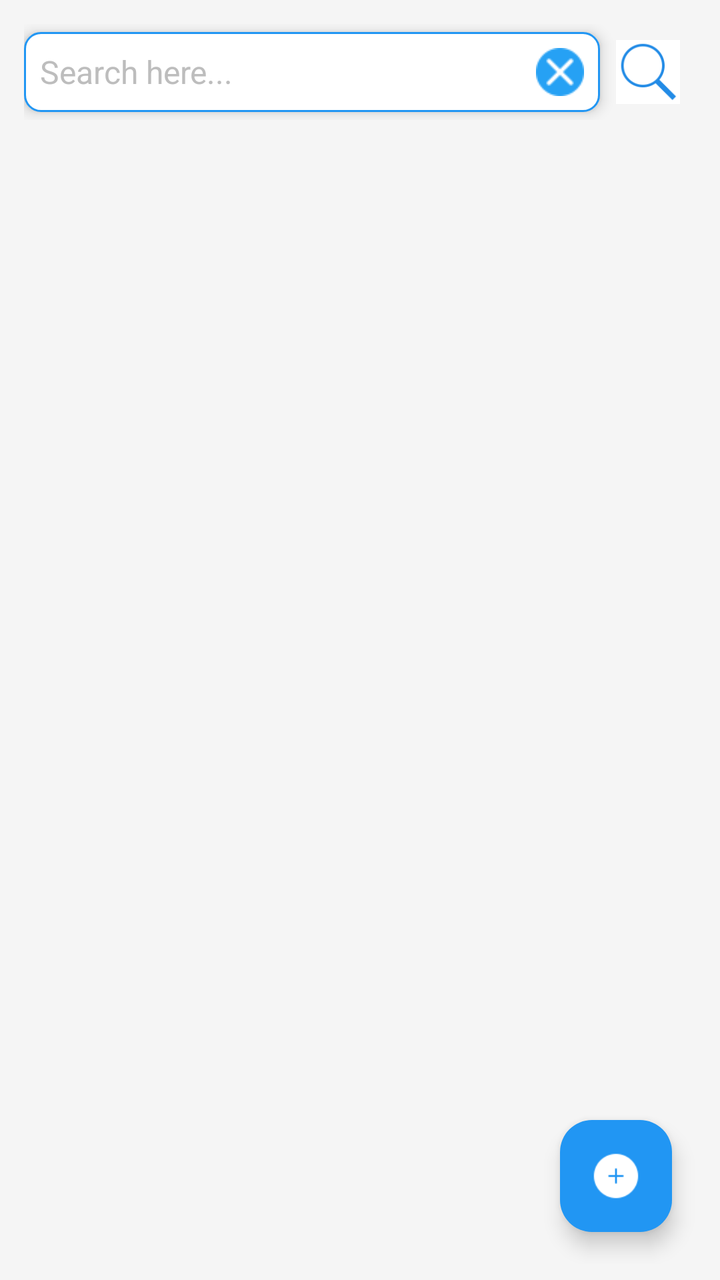
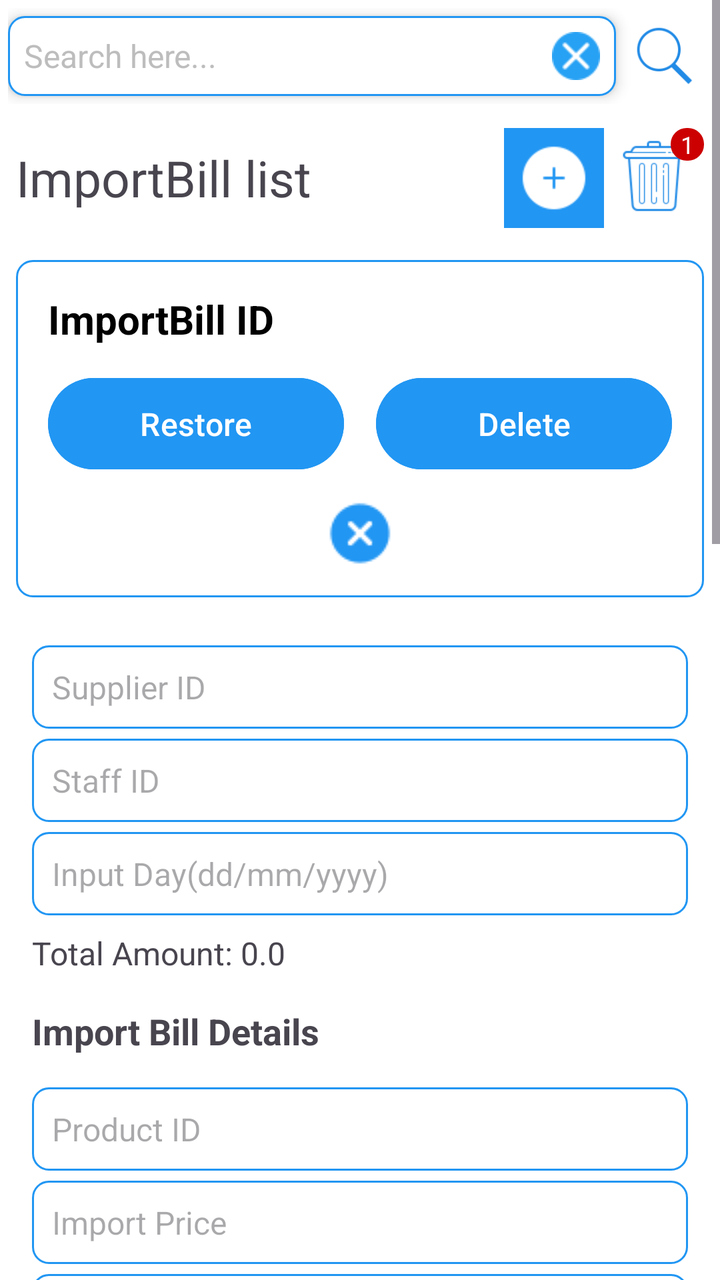

An Android layout rendered at two revisions. The XML below is the earlier revision; the diff shows what the commit changed to produce the second picture.
<!-- AndroidManifest.xml: application theme Theme.BasicMobileProgramingProject -->
<!-- res/layout/activity_import_bill.xml -->
<?xml version="1.0" encoding="utf-8"?>
<LinearLayout xmlns:android="http://schemas.android.com/apk/res/android"
    xmlns:app="http://schemas.android.com/apk/res-auto"
    android:layout_width="match_parent"
    android:layout_height="match_parent"
    android:background="@color/lightGray"
    android:orientation="vertical"
    android:padding="8dp">

    <LinearLayout
        android:id="@+id/layout_search_bar"
        android:layout_width="match_parent"
        android:layout_height="wrap_content"
        android:gravity="center"
        android:padding="4dp">

        <LinearLayout
            android:layout_width="wrap_content"
            android:layout_height="wrap_content"
            android:layout_weight="1"
            android:background="@drawable/rounded_edittext"
            android:elevation="4dp"
            android:gravity="center_vertical"
            android:padding="8dp">

            <EditText
                android:id="@+id/edtSearch"
                android:layout_width="0dp"
                android:layout_height="wrap_content"
                android:layout_weight="1"
                android:background="@android:color/transparent"
                android:hint="Search here..."
                android:imeOptions="actionSearch"
                android:inputType="text"
                android:textColor="@color/black"
                android:textColorHint="#BDBDBD"
                android:textSize="16sp" />

            <ImageView
                android:id="@+id/btnClear"
                android:layout_width="24dp"
                android:layout_height="24dp"
                android:layout_marginStart="8dp"
                android:src="@drawable/icon_cancel" />
        </LinearLayout>

        <ImageButton
            android:id="@+id/btnSearch"
            android:layout_width="32dp"
            android:layout_height="32dp"
            android:layout_gravity="center"
            android:layout_margin="8dp"
            android:adjustViewBounds="true"
            android:background="@color/white"
            android:scaleType="centerInside"
            android:src="@drawable/icon_search_blue" />
    </LinearLayout>

    
    <androidx.recyclerview.widget.RecyclerView
        android:id="@+id/rvImportBills"
        android:layout_width="match_parent"
        android:layout_height="0dp"
        android:layout_weight="1"
        android:clipToPadding="false"
        android:padding="8dp" />

    
    <com.google.android.material.floatingactionbutton.FloatingActionButton
        android:id="@+id/fabAddImportBill"
        android:layout_width="wrap_content"
        android:layout_height="wrap_content"
        android:layout_gravity="end|bottom"
        android:layout_margin="16dp"
        android:contentDescription="Add import bill"
        android:src="@drawable/icon_add_white"
        app:backgroundTint="@color/blue"
        app:layout_constraintBottom_toBottomOf="parent"
        app:layout_constraintEnd_toEndOf="parent"
        app:tint="@color/white" />
</LinearLayout>
<!-- resources referenced by this layout -->
<resources>
  <color name="black">#FF000000</color>
  <color name="blue">#2196F3</color>
  <color name="lightGray">#F5F5F5</color>
  <color name="white">#FFFFFFFF</color>
  <!-- drawable icon_add_white: png bitmap (drawable, 612 bytes) -->
  <!-- drawable icon_cancel: png bitmap (drawable, 1142 bytes) -->
  <!-- drawable icon_search_blue: png bitmap (drawable, 1896 bytes) -->
  <!-- drawable rounded_edittext (drawable) -->
  <?xml version="1.0" encoding="utf-8"?>
  <shape xmlns:android="http://schemas.android.com/apk/res/android">
      <solid android:color="@color/white" />
      <corners android:radius="8dp" />
      <stroke
          android:width="1dp"
          android:color="@color/blue" />
  </shape>
  <style name="Theme.BasicMobileProgramingProject" parent="Base.Theme.BasicMobileProgramingProject" />
  <style name="Base.Theme.BasicMobileProgramingProject" parent="Theme.Material3.DayNight.NoActionBar">
          
          
      </style>
</resources>

<!-- the commit's change to res/layout/activity_import_bill.xml (unified diff, before → after) -->
@@ -3,79 +3,475 @@
     xmlns:app="http://schemas.android.com/apk/res-auto"
     android:layout_width="match_parent"
     android:layout_height="match_parent"
-    android:background="@color/lightGray"
-    android:orientation="vertical"
-    android:padding="8dp">
-
-    <LinearLayout
-        android:id="@+id/layout_search_bar"
+    android:background="@color/white"
+    android:orientation="vertical">
+
+    <ScrollView
         android:layout_width="match_parent"
-        android:layout_height="wrap_content"
-        android:gravity="center"
-        android:padding="4dp">
+        android:layout_height="wrap_content">
 
         <LinearLayout
-            android:layout_width="wrap_content"
+            android:layout_width="match_parent"
             android:layout_height="wrap_content"
-            android:layout_weight="1"
-            android:background="@drawable/rounded_edittext"
-            android:elevation="4dp"
-            android:gravity="center_vertical"
-            android:padding="8dp">
-
-            <EditText
-                android:id="@+id/edtSearch"
-                android:layout_width="0dp"
-                android:layout_height="wrap_content"
-                android:layout_weight="1"
-                android:background="@android:color/transparent"
-                android:hint="Search here..."
-                android:imeOptions="actionSearch"
-                android:inputType="text"
-                android:textColor="@color/black"
-                android:textColorHint="#BDBDBD"
-                android:textSize="16sp" />
-
-            <ImageView
-                android:id="@+id/btnClear"
-                android:layout_width="24dp"
-                android:layout_height="24dp"
-                android:layout_marginStart="8dp"
-                android:src="@drawable/icon_cancel" />
+            android:orientation="vertical">
+
+            <LinearLayout
+                android:layout_width="match_parent"
+                android:layout_height="wrap_content"
+                android:gravity="center"
+                android:padding="4dp">
+
+                <LinearLayout
+                    android:layout_width="wrap_content"
+                    android:layout_height="wrap_content"
+                    android:layout_weight="1"
+                    android:background="@drawable/rounded_edittext"
+                    android:elevation="4dp"
+                    android:gravity="center_vertical"
+                    android:padding="8dp">
+
+                    <EditText
+                        android:id="@+id/edtSearch"
+                        android:layout_width="0dp"
+                        android:layout_height="wrap_content"
+                        android:layout_weight="1"
+                        android:background="@android:color/transparent"
+                        android:hint="Search here..."
+                        android:imeOptions="actionSearch"
+                        android:inputType="text"
+                        android:textColor="@color/black"
+                        android:textColorHint="#BDBDBD"
+                        android:textSize="16sp" />
+
+                    <ImageView
+                        android:id="@+id/btnClear"
+                        android:layout_width="24dp"
+                        android:layout_height="24dp"
+                        android:layout_marginStart="8dp"
+                        android:src="@drawable/icon_cancel" />
+                </LinearLayout>
+
+                <ImageButton
+                    android:id="@+id/btnSearch"
+                    android:layout_width="32dp"
+                    android:layout_height="32dp"
+                    android:layout_gravity="center"
+                    android:layout_margin="8dp"
+                    android:adjustViewBounds="true"
+                    android:background="@color/white"
+                    android:scaleType="centerInside"
+                    android:src="@drawable/icon_search_blue" />
+            </LinearLayout>
+
+            <LinearLayout
+                android:layout_width="match_parent"
+                android:layout_height="wrap_content"
+                android:gravity="center"
+                android:orientation="horizontal"
+                android:padding="8dp">
+
+                <TextView
+                    android:id="@+id/textView12"
+                    android:layout_width="wrap_content"
+                    android:layout_height="wrap_content"
+                    android:layout_weight="1"
+                    android:text="ImportBill list"
+                    android:textSize="25dp" />
+
+                <ImageButton
+                    android:id="@+id/btnTurnOnBlockAddImportBill"
+                    android:layout_width="50dp"
+                    android:layout_height="50dp"
+                    android:layout_gravity="center"
+                    android:adjustViewBounds="true"
+                    android:background="@color/blue"
+                    android:padding="8dp"
+                    android:scaleType="centerInside"
+                    android:src="@drawable/icon_add_white" />
+
+                <FrameLayout
+                    android:layout_width="wrap_content"
+                    android:layout_height="wrap_content">
+
+                    <ImageButton
+                        android:id="@+id/btnTurnOnBlockDeleteImportBill"
+                        android:layout_width="50dp"
+                        android:layout_height="wrap_content"
+                        android:layout_gravity="center"
+                        android:adjustViewBounds="true"
+                        android:background="@color/white"
+                        android:padding="0dp"
+                        android:scaleType="centerInside"
+                        android:src="@drawable/icon_delete_blue" />
+
+                    <TextView
+                        android:id="@+id/badgeNumberOfImportBillsDeleted"
+                        android:layout_width="wrap_content"
+                        android:layout_height="wrap_content"
+                        android:layout_gravity="end|top"
+                        android:background="@drawable/circle_cart"
+                        android:paddingLeft="5dp"
+                        android:paddingRight="5dp"
+                        android:text="1"
+                        android:textColor="@android:color/white"
+                        android:textSize="12sp" />
+                </FrameLayout>
+            </LinearLayout>
+
+            <LinearLayout
+                android:id="@+id/linearLayoutDeleteAndRestoreImportBill"
+                android:layout_width="match_parent"
+                android:layout_height="wrap_content"
+                android:orientation="vertical">
+
+                <LinearLayout
+                    android:id="@+id/linearLayoutDeletedImportBillDetail"
+                    android:layout_width="match_parent"
+                    android:layout_height="match_parent"
+                    android:layout_margin="8dp"
+                    android:background="@drawable/rounded_edittext"
+                    android:orientation="vertical"
+                    android:padding="16dp">
+
+                    <TextView
+                        android:id="@+id/txtDeletedImportBillId"
+                        android:layout_width="match_parent"
+                        android:layout_height="wrap_content"
+                        android:layout_marginBottom="12dp"
+                        android:text="ImportBill ID"
+                        android:textColor="@color/black"
+                        android:textSize="20sp"
+                        android:textStyle="bold" />
+
+                    <LinearLayout
+                        android:layout_width="match_parent"
+                        android:layout_height="wrap_content"
+                        android:gravity="center"
+                        android:orientation="horizontal"
+                        android:weightSum="2">
+
+                        <Button
+                            android:id="@+id/btnRestoreImportBill"
+                            android:layout_width="0dp"
+                            android:layout_height="wrap_content"
+                            android:layout_marginEnd="8dp"
+                            android:layout_weight="1"
+                            android:backgroundTint="@color/blue"
+                            android:padding="12dp"
+                            android:text="Restore"
+                            android:textAllCaps="false"
+                            android:textColor="@android:color/white"
+                            android:textSize="16sp" />
+
+                        <Button
+                            android:id="@+id/btnDeleteActualImportBill"
+                            android:layout_width="0dp"
+                            android:layout_height="wrap_content"
+                            android:layout_marginStart="8dp"
+                            android:layout_weight="1"
+                            android:backgroundTint="@color/blue"
+                            android:padding="12dp"
+                            android:text="Delete"
+                            android:textAllCaps="false"
+                            android:textColor="@android:color/white"
+                            android:textSize="16sp" />
+                    </LinearLayout>
+
+                    <ImageView
+                        android:id="@+id/btnCancel"
+                        android:layout_width="wrap_content"
+                        android:layout_height="wrap_content"
+                        android:layout_gravity="center_horizontal"
+                        android:layout_marginTop="12dp"
+                        android:background="@drawable/icon_close"
+                        android:backgroundTint="@color/blue" />
+
+                </LinearLayout>
+
+                <androidx.recyclerview.widget.RecyclerView
+                    android:id="@+id/recyclerViewImportBillHasBeenDeleted"
+                    android:layout_width="match_parent"
+                    android:layout_height="wrap_content"
+                    android:orientation="horizontal" />
+
+            </LinearLayout>
+
+            <LinearLayout
+                android:id="@+id/linearLayoutAddAndEditImportBill"
+                android:layout_width="match_parent"
+                android:layout_height="wrap_content"
+                android:orientation="vertical"
+                android:padding="16dp">
+
+                <ScrollView
+                    android:layout_width="match_parent"
+                    android:layout_height="match_parent">
+
+                    <LinearLayout
+                        android:layout_width="match_parent"
+                        android:layout_height="wrap_content"
+                        android:orientation="vertical">
+
+                        <EditText
+                            android:id="@+id/edtSupplierId"
+                            android:layout_width="match_parent"
+                            android:layout_height="wrap_content"
+                            android:layout_marginBottom="5dp"
+                            android:background="@drawable/rounded_edittext"
+                            android:hint="Supplier ID"
+                            android:padding="10dp"
+                            android:textSize="16sp" />
+
+                        <EditText
+                            android:id="@+id/edtStaffId"
+                            android:layout_width="match_parent"
+                            android:layout_height="wrap_content"
+                            android:layout_marginBottom="5dp"
+                            android:background="@drawable/rounded_edittext"
+                            android:hint="Staff ID"
+                            android:padding="10dp"
+                            android:textSize="16sp" />
+
+                        <EditText
+                            android:id="@+id/edtInputDay"
+                            android:layout_width="match_parent"
+                            android:layout_height="wrap_content"
+                            android:background="@drawable/rounded_edittext"
+                            android:hint="Input Day(dd/mm/yyyy)"
+                            android:padding="10dp"
+                            android:textSize="16sp" />
+
+                        <TextView
+                            android:id="@+id/tvTotalAmount"
+                            android:layout_width="match_parent"
+                            android:layout_height="wrap_content"
+                            android:layout_marginTop="8dp"
+                            android:text="Total Amount: 0.0"
+                            android:textSize="16sp" />
+
+                        <TextView
+                            android:layout_width="match_parent"
+                            android:layout_height="wrap_content"
+                            android:layout_marginTop="16dp"
+                            android:text="Import Bill Details"
+                            android:textSize="18sp"
+                            android:textStyle="bold" />
+
+                        <androidx.recyclerview.widget.RecyclerView
+                            android:id="@+id/recyclerViewImportBillDetail"
+                            android:layout_width="match_parent"
+                            android:layout_height="wrap_content"
+                            android:orientation="horizontal" />
+
+                        <LinearLayout
+                            android:layout_width="match_parent"
+                            android:layout_height="wrap_content"
+                            android:layout_marginTop="16dp"
+                            android:orientation="vertical">
+
+                            <EditText
+                                android:id="@+id/edtProductId"
+                                android:layout_width="match_parent"
+                                android:layout_height="wrap_content"
+                                android:layout_marginBottom="5dp"
+                                android:background="@drawable/rounded_edittext"
+                                android:hint="Product ID"
+                                android:padding="10dp"
+                                android:textSize="16sp" />
+
+                            <EditText
+                                android:id="@+id/edtImportPrice"
+                                android:layout_width="match_parent"
+                                android:layout_height="wrap_content"
+                                android:layout_marginBottom="5dp"
+                                android:background="@drawable/rounded_edittext"
+                                android:hint="Import Price"
+                                android:inputType="numberDecimal"
+                                android:padding="10dp"
+                                android:textSize="16sp" />
+
+                            <EditText
+                                android:id="@+id/edtQuantity"
+                                android:layout_width="match_parent"
+                                android:layout_height="wrap_content"
+                                android:background="@drawable/rounded_edittext"
+                                android:hint="Quantity"
+                                android:inputType="number"
+                                android:padding="10dp"
+                                android:textSize="16sp" />
+
+                            <Button
+                                android:id="@+id/btnAddImportBillDetail"
+                                android:layout_width="wrap_content"
+                                android:layout_height="wrap_content"
+                                android:layout_gravity="center"
+                                android:layout_marginTop="8dp"
+                                android:backgroundTint="@color/blue"
+                                android:text="Add Import Bill Detail"
+                                android:textColor="@android:color/white" />
+                        </LinearLayout>
+                    </LinearLayout>
+                </ScrollView>
+
+                <Button
+                    android:id="@+id/btnAddNewImportBill"
+                    android:layout_width="match_parent"
+                    android:layout_height="wrap_content"
+                    android:layout_marginBottom="12dp"
+                    android:backgroundTint="@color/blue"
+                    android:padding="12dp"
+                    android:text="Add"
+                    android:textAllCaps="false"
+                    android:textColor="@android:color/white"
+                    android:textSize="16sp" />
+
+                <Button
+                    android:id="@+id/btnFixImportBill"
+                    android:layout_width="match_parent"
+                    android:layout_height="wrap_content"
+                    android:layout_marginBottom="12dp"
+                    android:backgroundTint="@color/blue"
+                    android:padding="12dp"
+                    android:text="Fix"
+                    android:textAllCaps="false"
+                    android:textColor="@android:color/white"
+                    android:textSize="16sp" />
+
+                <ImageView
+                    android:id="@+id/btnClose"
+                    android:layout_width="wrap_content"
+                    android:layout_height="wrap_content"
+                    android:layout_gravity="center_horizontal"
+                    android:layout_marginTop="12dp"
+                    android:background="@drawable/icon_close"
+                    android:backgroundTint="@color/blue" />
+
+            </LinearLayout>
+
+            <LinearLayout
+                android:id="@+id/linearLayoutImportBillDetail"
+                android:layout_width="match_parent"
+                android:layout_height="wrap_content"
+                android:layout_margin="8dp"
+                android:background="@drawable/rounded_edittext"
+                android:orientation="vertical"
+                android:padding="16dp">
+
+                <TextView
+                    android:id="@+id/txtImportBillId"
+                    android:layout_width="match_parent"
+                    android:layout_height="wrap_content"
+                    android:layout_marginBottom="12dp"
+                    android:text="ImportBill ID"
+                    android:textColor="@color/black"
+                    android:textSize="20sp"
+                    android:textStyle="bold" />
+
+                <TextView
+                    android:id="@+id/textInputDay"
+                    android:layout_width="match_parent"
+                    android:layout_height="wrap_content"
+                    android:layout_marginBottom="12dp"
+                    android:text="Input Day: 01/01/2025"
+                    android:textColor="@color/black"
+                    android:textSize="16sp" />
+
+                <TextView
+                    android:id="@+id/textSupplierId"
+                    android:layout_width="match_parent"
+                    android:layout_height="wrap_content"
+                    android:layout_marginBottom="12dp"
+                    android:text="Supplier: ABC Supplier Co."
+                    android:textColor="@color/black"
+                    android:textSize="16sp" />
+
+                <TextView
+                    android:id="@+id/textStaffId"
+                    android:layout_width="match_parent"
+                    android:layout_height="wrap_content"
+                    android:layout_marginBottom="12dp"
+                    android:text="Staff: John Doe"
+                    android:textColor="@color/black"
+                    android:textSize="16sp" />
+
+                <TextView
+                    android:id="@+id/textTotalAmount"
+                    android:layout_width="match_parent"
+                    android:layout_height="wrap_content"
+                    android:layout_marginBottom="12dp"
+                    android:text="Total Amount: $1000.00"
+                    android:textColor="@color/black"
+                    android:textSize="16sp" />
+
+                <TextView
+                    android:layout_width="match_parent"
+                    android:layout_height="wrap_content"
+                    android:layout_marginTop="16dp"
+                    android:layout_marginBottom="8dp"
+                    android:text="Import Bill Details"
+                    android:textColor="@color/black"
+                    android:textSize="18sp"
+                    android:textStyle="bold" />
+
+                <androidx.recyclerview.widget.RecyclerView
+                    android:id="@+id/recyclerViewImportBillDetails"
+                    android:layout_width="match_parent"
+                    android:layout_height="200dp"
+                    android:layout_marginBottom="12dp"
+                    android:background="@drawable/rounded_edittext" />
+
+                <LinearLayout
+                    android:layout_width="match_parent"
+                    android:layout_height="wrap_content"
+                    android:gravity="center"
+                    android:orientation="horizontal"
+                    android:weightSum="2">
+
+                    <Button
+                        android:id="@+id/btnTurnOnBlockEditImportBill"
+                        android:layout_width="0dp"
+                        android:layout_height="wrap_content"
+                        android:layout_marginEnd="8dp"
+                        android:layout_weight="1"
+                        android:backgroundTint="@color/blue"
+                        android:padding="12dp"
+                        android:text="Edit"
+                        android:textAllCaps="false"
+                        android:textColor="@android:color/white"
+                        android:textSize="16sp" />
+
+                    <Button
+                        android:id="@+id/btnDeleteImportBill"
+                        android:layout_width="0dp"
+                        android:layout_height="wrap_content"
+                        android:layout_marginStart="8dp"
+                        android:layout_weight="1"
+                        android:backgroundTint="@color/blue"
+                        android:padding="12dp"
+                        android:text="Delete"
+                        android:textAllCaps="false"
+                        android:textColor="@android:color/white"
+                        android:textSize="16sp" />
+                </LinearLayout>
+
+                <ImageView
+                    android:id="@+id/btnExitLinearLayoutImportBillDetail"
+                    android:layout_width="wrap_content"
+                    android:layout_height="wrap_content"
+                    android:layout_gravity="center_horizontal"
+                    android:layout_marginTop="12dp"
+                    android:background="@drawable/icon_close"
+                    android:backgroundTint="@color/blue" />
+            </LinearLayout>
+
+            <androidx.recyclerview.widget.RecyclerView
+                android:id="@+id/recyclerViewImportBill"
+                android:layout_width="match_parent"
+                android:layout_height="wrap_content"
+                android:orientation="horizontal" />
+
         </LinearLayout>
 
-        <ImageButton
-            android:id="@+id/btnSearch"
-            android:layout_width="32dp"
-            android:layout_height="32dp"
-            android:layout_gravity="center"
-            android:layout_margin="8dp"
-            android:adjustViewBounds="true"
-            android:background="@color/white"
-            android:scaleType="centerInside"
-            android:src="@drawable/icon_search_blue" />
-    </LinearLayout>
-
-    
-    <androidx.recyclerview.widget.RecyclerView
-        android:id="@+id/rvImportBills"
-        android:layout_width="match_parent"
-        android:layout_height="0dp"
-        android:layout_weight="1"
-        android:clipToPadding="false"
-        android:padding="8dp" />
-
-    
-    <com.google.android.material.floatingactionbutton.FloatingActionButton
-        android:id="@+id/fabAddImportBill"
-        android:layout_width="wrap_content"
-        android:layout_height="wrap_content"
-        android:layout_gravity="end|bottom"
-        android:layout_margin="16dp"
-        android:contentDescription="Add import bill"
-        android:src="@drawable/icon_add_white"
-        app:backgroundTint="@color/blue"
-        app:layout_constraintBottom_toBottomOf="parent"
-        app:layout_constraintEnd_toEndOf="parent"
-        app:tint="@color/white" />
+    </ScrollView>
+
 </LinearLayout>
<!-- resource entries referenced after the edit -->
@@ -2,10 +2,17 @@
 <resources>
   <color name="black">#FF000000</color>
   <color name="blue">#2196F3</color>
-  <color name="lightGray">#F5F5F5</color>
   <color name="white">#FFFFFFFF</color>
+  <!-- drawable circle_cart (drawable) -->
+  <?xml version="1.0" encoding="utf-8"?>
+  <shape xmlns:android="http://schemas.android.com/apk/res/android">
+      <solid android:color="@android:color/holo_red_dark" />
+      <corners android:radius="8dp" />
+  </shape>
   <!-- drawable icon_add_white: png bitmap (drawable, 612 bytes) -->
   <!-- drawable icon_cancel: png bitmap (drawable, 1142 bytes) -->
+  <!-- drawable icon_close: png bitmap (drawable, 1055 bytes) -->
+  <!-- drawable icon_delete_blue: png bitmap (drawable, 1351 bytes) -->
   <!-- drawable icon_search_blue: png bitmap (drawable, 1896 bytes) -->
   <!-- drawable rounded_edittext (drawable) -->
   <?xml version="1.0" encoding="utf-8"?>
